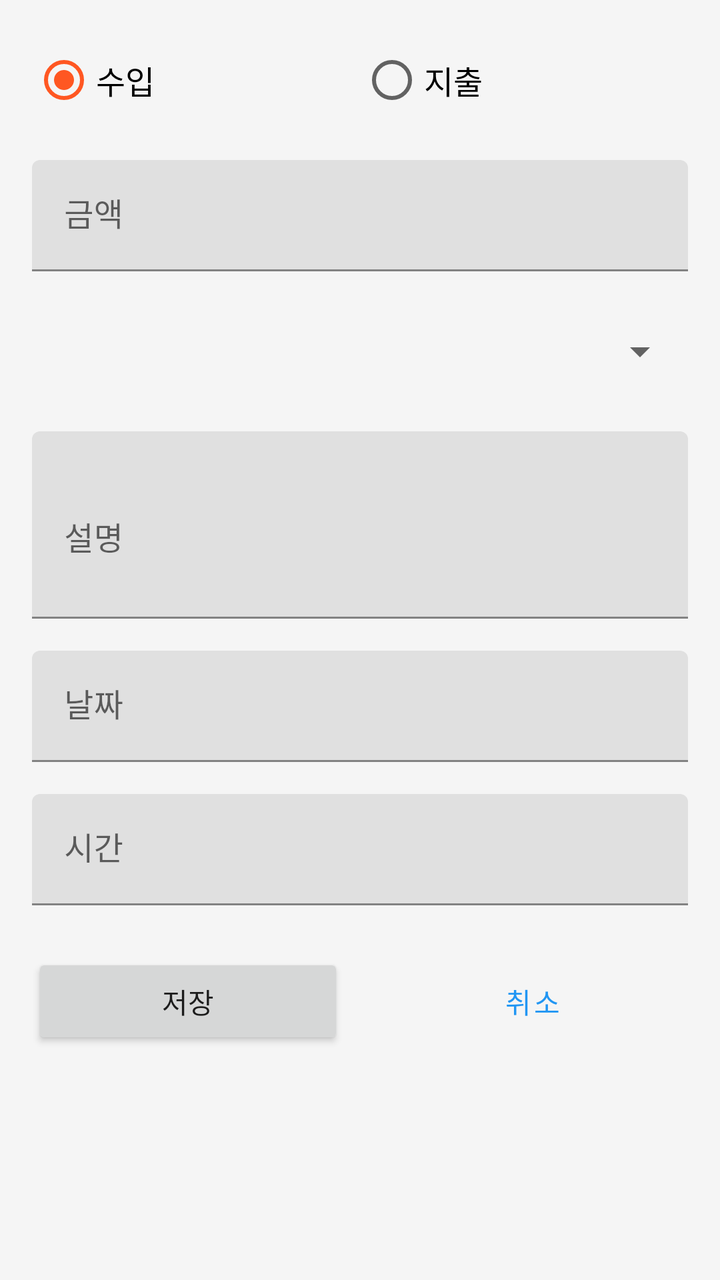
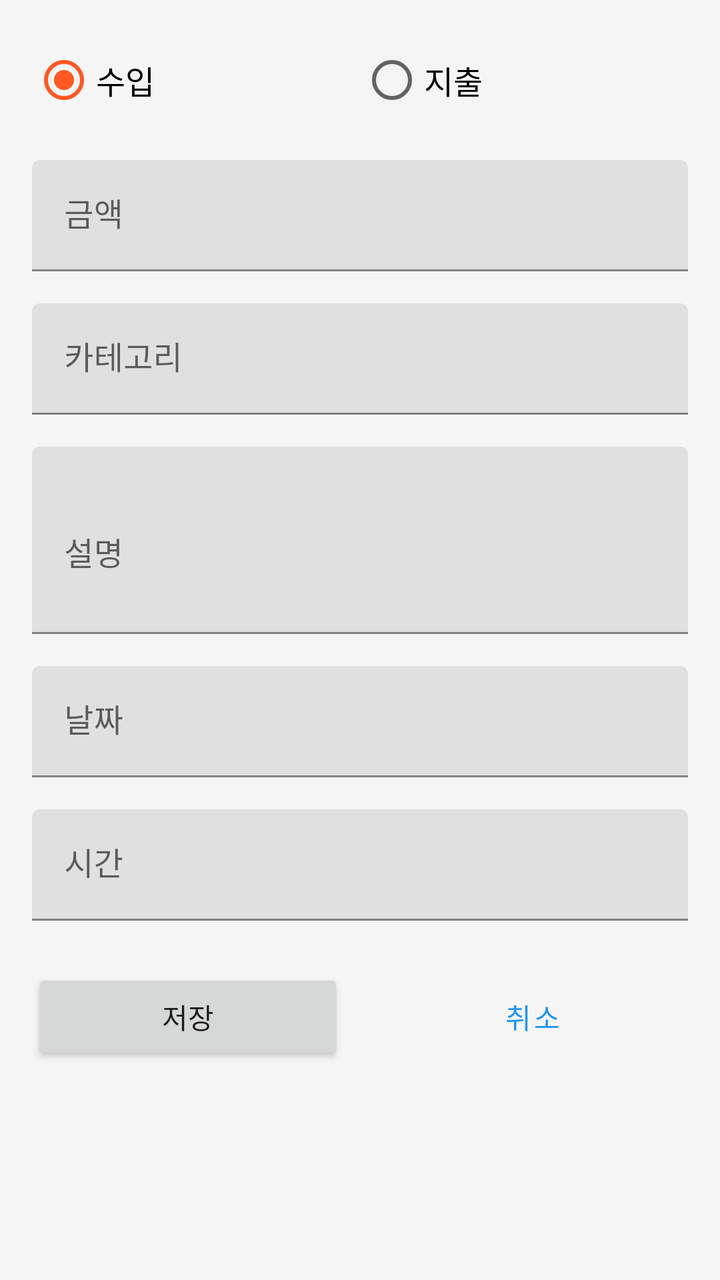

Before-and-after screenshots of an Android layout around one commit, followed by the original layout XML and the change that was made.
<!-- AndroidManifest.xml: activity theme Theme.FinanceTracker.NoActionBar -->
<!-- res/layout/activity_add_transaction.xml -->
<?xml version="1.0" encoding="utf-8"?>
<ScrollView
    xmlns:android="http://schemas.android.com/apk/res/android"
    android:layout_width="match_parent"
    android:layout_height="match_parent"
    android:background="@color/background">

    <LinearLayout
        android:layout_width="match_parent"
        android:layout_height="wrap_content"
        android:orientation="vertical"
        android:padding="16dp">

        
        <RadioGroup
            android:id="@+id/typeRadioGroup"
            android:layout_width="match_parent"
            android:layout_height="wrap_content"
            android:orientation="horizontal"
            android:layout_marginBottom="16dp">

            <RadioButton
                android:id="@+id/incomeRadio"
                android:layout_width="0dp"
                android:layout_height="wrap_content"
                android:layout_weight="1"
                android:text="@string/income"
                android:textSize="16sp"
                android:checked="true"/>

            <RadioButton
                android:id="@+id/expenseRadio"
                android:layout_width="0dp"
                android:layout_height="wrap_content"
                android:layout_weight="1"
                android:text="@string/expense"
                android:textSize="16sp"/>
        </RadioGroup>

        
        <com.google.android.material.textfield.TextInputLayout
            android:layout_width="match_parent"
            android:layout_height="wrap_content"
            android:hint="@string/amount"
            android:layout_marginBottom="16dp">

            <com.google.android.material.textfield.TextInputEditText
                android:id="@+id/amountEditText"
                android:layout_width="match_parent"
                android:layout_height="wrap_content"
                android:inputType="number"/>
        </com.google.android.material.textfield.TextInputLayout>

        
        <com.google.android.material.textfield.TextInputLayout
            android:layout_width="match_parent"
            android:layout_height="wrap_content"
            android:hint="@string/category"
            android:layout_marginBottom="16dp">

            <Spinner
                android:id="@+id/categorySpinner"
                android:layout_width="match_parent"
                android:layout_height="wrap_content"
                android:minHeight="48dp"/>
        </com.google.android.material.textfield.TextInputLayout>

        
        <com.google.android.material.textfield.TextInputLayout
            android:layout_width="match_parent"
            android:layout_height="wrap_content"
            android:hint="@string/description"
            android:layout_marginBottom="16dp">

            <com.google.android.material.textfield.TextInputEditText
                android:id="@+id/descriptionEditText"
                android:layout_width="match_parent"
                android:layout_height="wrap_content"
                android:inputType="textMultiLine"
                android:minLines="3"/>
        </com.google.android.material.textfield.TextInputLayout>

        
        <com.google.android.material.textfield.TextInputLayout
            android:layout_width="match_parent"
            android:layout_height="wrap_content"
            android:hint="@string/date"
            android:layout_marginBottom="16dp">

            <com.google.android.material.textfield.TextInputEditText
                android:id="@+id/dateEditText"
                android:layout_width="match_parent"
                android:layout_height="wrap_content"
                android:focusable="false"
                android:clickable="true"
                android:inputType="none"/>
        </com.google.android.material.textfield.TextInputLayout>

        
        <com.google.android.material.textfield.TextInputLayout
            android:layout_width="match_parent"
            android:layout_height="wrap_content"
            android:hint="@string/time"
            android:layout_marginBottom="24dp">

            <com.google.android.material.textfield.TextInputEditText
                android:id="@+id/timeEditText"
                android:layout_width="match_parent"
                android:layout_height="wrap_content"
                android:focusable="false"
                android:clickable="true"
                android:inputType="none"/>
        </com.google.android.material.textfield.TextInputLayout>

        
        <LinearLayout
            android:layout_width="match_parent"
            android:layout_height="wrap_content"
            android:orientation="horizontal">

            <Button
                android:id="@+id/saveButton"
                android:layout_width="0dp"
                android:layout_height="wrap_content"
                android:layout_weight="1"
                android:text="@string/save"
                android:layout_marginEnd="8dp"/>

            <Button
                android:id="@+id/cancelButton"
                android:layout_width="0dp"
                android:layout_height="wrap_content"
                android:layout_weight="1"
                android:text="@string/cancel"
                android:layout_marginStart="8dp"
                style="@style/Widget.MaterialComponents.Button.OutlinedButton"/>
        </LinearLayout>
    </LinearLayout>
</ScrollView>
<!-- resources referenced by this layout -->
<resources>
  <color name="background">#F5F5F5</color>
  <string name="amount">금액</string>
  <string name="cancel">취소</string>
  <string name="category">카테고리</string>
  <string name="date">날짜</string>
  <string name="description">설명</string>
  <string name="expense">지출</string>
  <string name="income">수입</string>
  <string name="save">저장</string>
  <string name="time">시간</string>
  <style name="Theme.FinanceTracker.NoActionBar">
          <item name="windowActionBar">false</item>
          <item name="windowNoTitle">true</item>
      </style>
</resources>

<!-- the commit's change to res/layout/activity_add_transaction.xml (unified diff, before → after) -->
@@ -58,11 +58,13 @@
             android:hint="@string/category"
             android:layout_marginBottom="16dp">
 
-            <Spinner
-                android:id="@+id/categorySpinner"
+            <com.google.android.material.textfield.TextInputEditText
+                android:id="@+id/categoryEditText"
                 android:layout_width="match_parent"
                 android:layout_height="wrap_content"
-                android:minHeight="48dp"/>
+                android:focusable="false"
+                android:clickable="true"
+                android:inputType="none"/>
         </com.google.android.material.textfield.TextInputLayout>
 
         
